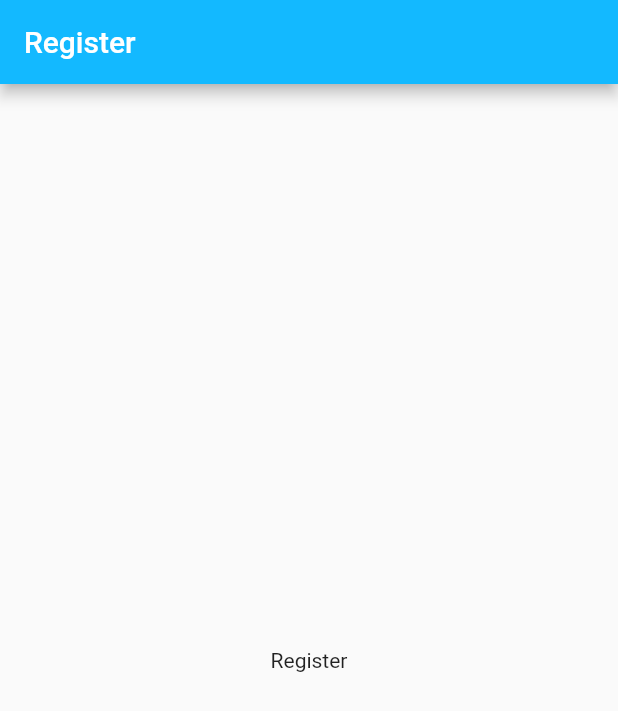
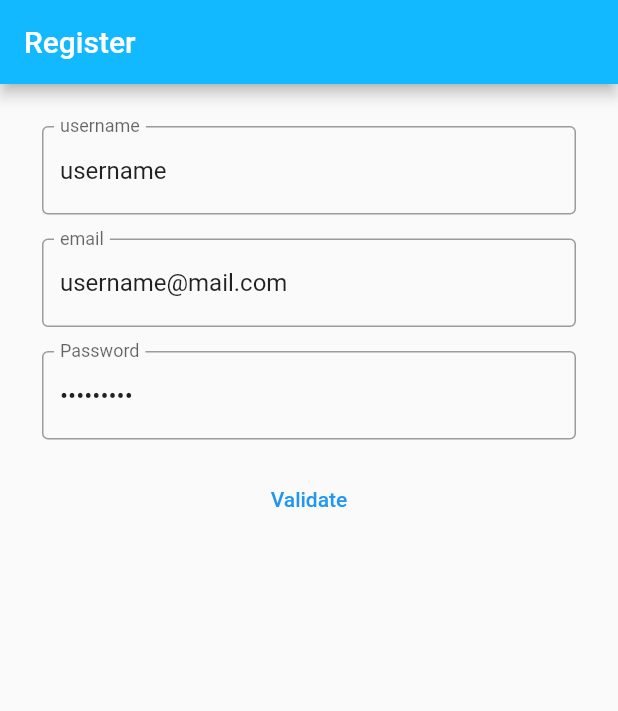
Before and after one commit to ProjetAnnuel5A/perseus-front-mobile, a Flutter app: the screen it shows after launch, on a phone screen of 412 x 824 dp. Shown: the top 711 px of the screen. Run offline on Flutter 3.47's test engine with Material 2 defaults, Android fonts, the phone set to English and light mode, and no system bars; our stand-ins replace bloc, equatable, flutter_bloc, flutter_secure_storage, shared_preferences; generated files the repository leaves out were written again.

Commit message:
add basic register :sparkles:

```diff
--- a/lib/app/view/app.dart
+++ b/lib/app/view/app.dart
@@ -9,16 +9,20 @@ import 'package:flutter/material.dart';
 import 'package:flutter_bloc/flutter_bloc.dart';
 import 'package:flutter_localizations/flutter_localizations.dart';
 import 'package:perseus_front_mobile/common/auth/bloc/auth_bloc.dart';
+import 'package:perseus_front_mobile/l10n/l10n.dart';
 import 'package:perseus_front_mobile/pages/counter/counter.dart';
-import 'package:perseus_front_mobile/l10n/l10n.dart';
 import 'package:perseus_front_mobile/pages/register/view/register_page.dart';
+import 'package:perseus_front_mobile/repositories/register_repository.dart';
 
 class App extends StatelessWidget {
   const App({Key? key}) : super(key: key);
 
   @override
   Widget build(BuildContext context) {
-    return MaterialApp(
+    return MultiRepositoryProvider(
+      // Provide repositories
+      providers: [RepositoryProvider.value(value: RegisterRepository())],
+      child: MaterialApp(
         theme: ThemeData(
           appBarTheme: const AppBarTheme(color: Color(0xFF13B9FF)),
           colorScheme: ColorScheme.fromSwatch(
@@ -44,6 +48,7 @@ class App extends StatelessWidget {
             return const Scaffold();
           },
         ),
+      ),
     );
   }
 }
--- a/lib/pages/register/bloc/register_bloc.dart
+++ b/lib/pages/register/bloc/register_bloc.dart
@@ -1,13 +1,16 @@
 import 'package:bloc/bloc.dart';
 import 'package:equatable/equatable.dart';
+import 'package:perseus_front_mobile/repositories/register_repository.dart';
 
 part 'register_event.dart';
 part 'register_state.dart';
 
 class RegisterBloc extends Bloc<RegisterEvent, RegisterState> {
-  RegisterBloc() : super(RegisterInitial()) {
-    on<RegisterEvent>((event, emit) {
-      // TODO: implement event handler
+  RegisterBloc(this._registerRepository) : super(RegisterInitial()) {
+    on<ValidateForm>((event, emit) async {
+      final result = await _registerRepository.register();
     });
   }
+
+  final RegisterRepository _registerRepository;
 }
--- a/lib/pages/register/bloc/register_event.dart
+++ b/lib/pages/register/bloc/register_event.dart
@@ -6,3 +6,5 @@ abstract class RegisterEvent extends Equatable {
   @override
   List<Object> get props => [];
 }
+
+class ValidateForm extends RegisterEvent {}
--- a/lib/pages/register/view/register_page.dart
+++ b/lib/pages/register/view/register_page.dart
@@ -8,7 +8,8 @@
 import 'package:flutter/material.dart';
 import 'package:flutter_bloc/flutter_bloc.dart';
 import 'package:perseus_front_mobile/l10n/l10n.dart';
-import 'package:perseus_front_mobile/pages/counter/counter.dart';
+import 'package:perseus_front_mobile/pages/register/bloc/register_bloc.dart';
+import 'package:perseus_front_mobile/repositories/register_repository.dart';
 
 class RegisterPage extends StatelessWidget {
   const RegisterPage({Key? key}) : super(key: key);
@@ -16,7 +17,7 @@ class RegisterPage extends StatelessWidget {
   @override
   Widget build(BuildContext context) {
     return BlocProvider(
-      create: (_) => CounterCubit(),
+      create: (_) => RegisterBloc(context.read<RegisterRepository>()),
       child: const RegisterView(),
     );
   }
@@ -30,7 +31,71 @@ class RegisterView extends StatelessWidget {
     final l10n = context.l10n;
     return Scaffold(
       appBar: AppBar(title: Text(l10n.registerAppBarTitle)),
-      body: const Center(child: Text('Register')),
+      body: Center(
+        child: Padding(
+          padding: const EdgeInsets.all(20),
+          child: Column(
+            children: [
+              _usernameField(),
+              _emailField(),
+              _passwordField(),
+              _registerButton(context)
+            ],
+          ),
+        ),
+      ),
+    );
+  }
+
+  Widget _emailField() {
+    return Padding(
+      padding: const EdgeInsets.all(8),
+      child: TextFormField(
+        initialValue: 'username@mail.com',
+        decoration: const InputDecoration(
+          border: OutlineInputBorder(),
+          labelText: 'email',
+        ),
+      ),
+    );
+  }
+
+  Widget _usernameField() {
+    return Padding(
+      padding: const EdgeInsets.all(8),
+      child: TextFormField(
+        initialValue: 'username',
+        decoration: const InputDecoration(
+          border: OutlineInputBorder(),
+          labelText: 'username',
+        ),
+      ),
+    );
+  }
+
+  Widget _passwordField() {
+    return Padding(
+      padding: const EdgeInsets.all(8),
+      child: TextFormField(
+        initialValue: 'azerA123+',
+        obscureText: true,
+        decoration: const InputDecoration(
+          border: OutlineInputBorder(),
+          labelText: 'Password',
+        ),
+      ),
+    );
+  }
+
+  Widget _registerButton(BuildContext context) {
+    return Padding(
+      padding: const EdgeInsets.all(8),
+      child: TextButton(
+        child: const Text('Validate'),
+        onPressed: () {
+          context.read<RegisterBloc>().add(ValidateForm());
+        },
+      ),
     );
   }
 }
```
Also changed, not shown: lib/repositories/register_repository.dart (added, +35 -0 lines). Lines whose indentation alone changed are shown as unchanged.
